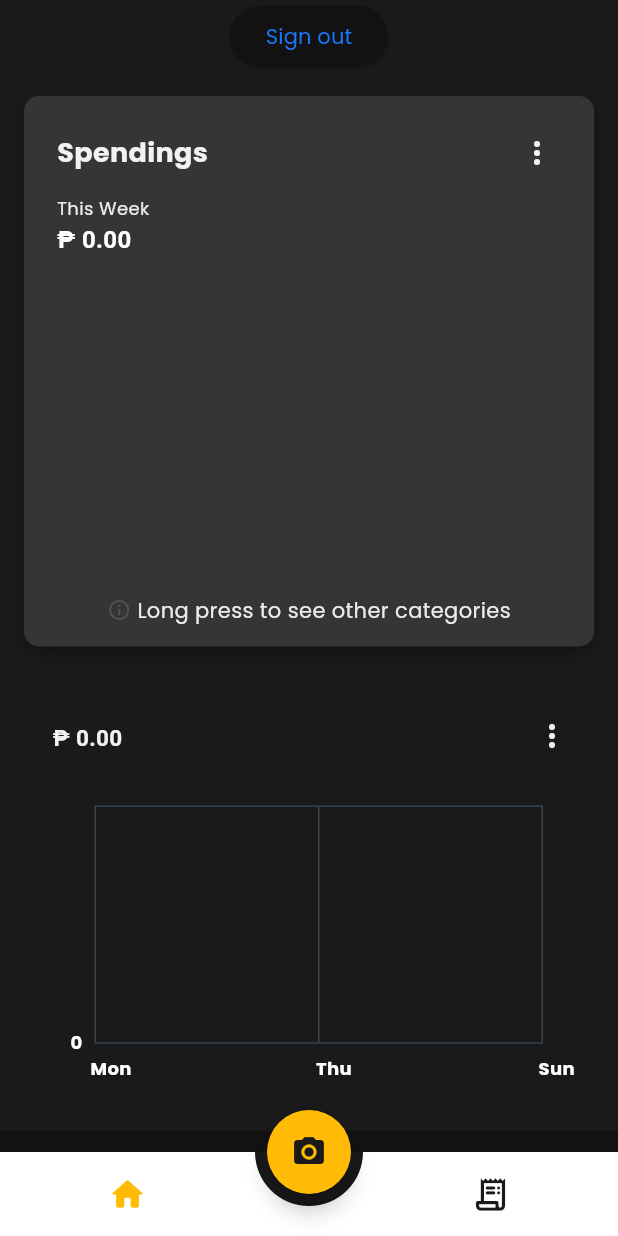
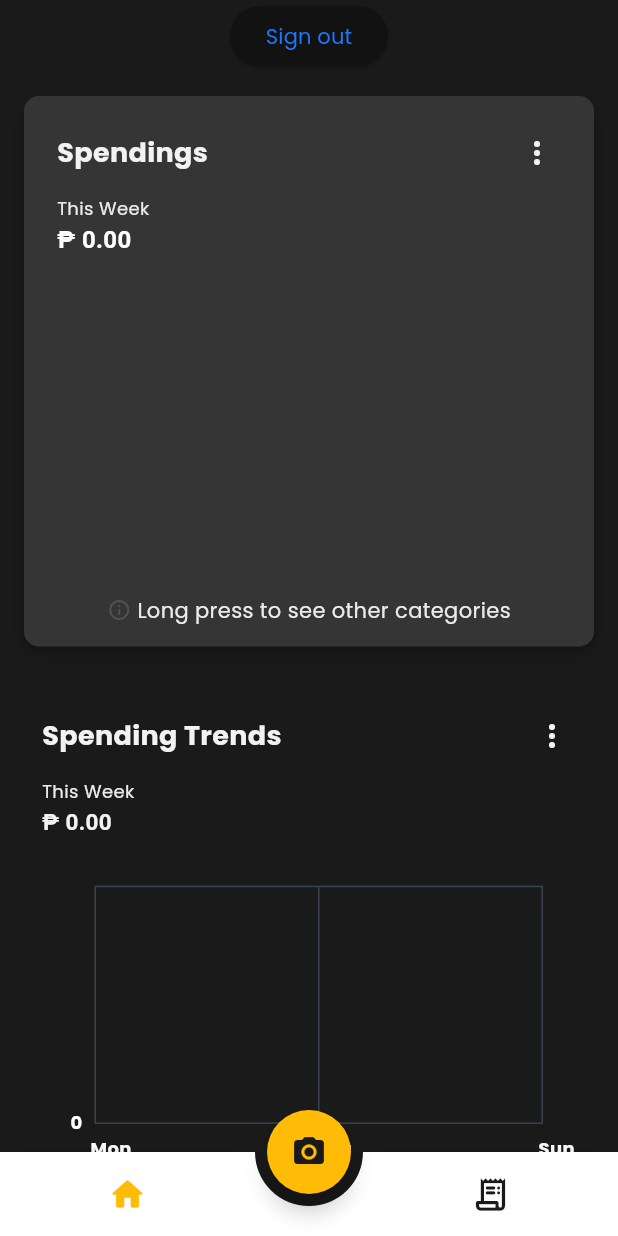
Before and after one commit to ezerssss/SpendSmart, a Flutter app: the HomePage screen opened directly, on a phone screen of 412 x 824 dp. Run offline on Flutter 3.47's test engine with Material 3 defaults, Android fonts, the phone set to English and light mode, and no system bars; drawn by our look-alikes of animated_bottom_navigation_bar, expansion_tile_card, fl_chart; our stand-ins replace cloud_firestore, confetti, connectivity_plus, firebase_auth, firebase_core, firebase_storage and 5 more; missing offline and left inert: flutter_doc_scanner, flutter_shake_animated, openai_dart; accounts and stored records are empty.

Commit message:
[Integration][Rian] spending trends

```diff
--- a/lib/components/analytics/expenditure/expenditure_line_chart.dart
+++ b/lib/components/analytics/expenditure/expenditure_line_chart.dart
@@ -97,18 +97,18 @@ class _ExpenditureLineState extends State<ExpenditureLineChart> {
   Widget build(BuildContext context) {
     final periodTotal = '₱ ${periodTotals[selectedPeriod]!.toStringAsFixed(2)}';
     return Column(
+      crossAxisAlignment: CrossAxisAlignment.stretch,
       children: [
         Row(
           mainAxisAlignment: MainAxisAlignment.spaceBetween,
           children: [
             Padding(
-              padding: const EdgeInsets.only(left: 15, top: 1.5),
+              padding: const EdgeInsets.only(left: 8.0),
               child: Text(
-                periodTotal,
+                'Spending Trends',
                 style: const TextStyle(
                   color: AppColors.white,
-                  fontSize: 15,
-                  fontFamily: 'Roboto',
+                  fontSize: 18,
                   fontWeight: FontWeight.bold,
                 ),
               ),
@@ -131,6 +131,25 @@ class _ExpenditureLineState extends State<ExpenditureLineChart> {
                       }).toList(),
             ),
           ],
+        ),
+        Padding(
+          padding: const EdgeInsets.only(left: 8.0, top: 4),
+          child: Text(
+            selectedPeriod.periodLabel,
+            style: const TextStyle(color: AppColors.onWhite, fontSize: 12),
+          ),
+        ),
+        Padding(
+          padding: const EdgeInsets.only(left: 8, top: 1.5, bottom: 10),
+          child: Text(
+            periodTotal,
+            style: const TextStyle(
+              color: AppColors.white,
+              fontSize: 15,
+              fontFamily: 'Roboto',
+              fontWeight: FontWeight.bold,
+            ),
+          ),
         ),
         AspectRatio(
           aspectRatio: 1.70,
```
